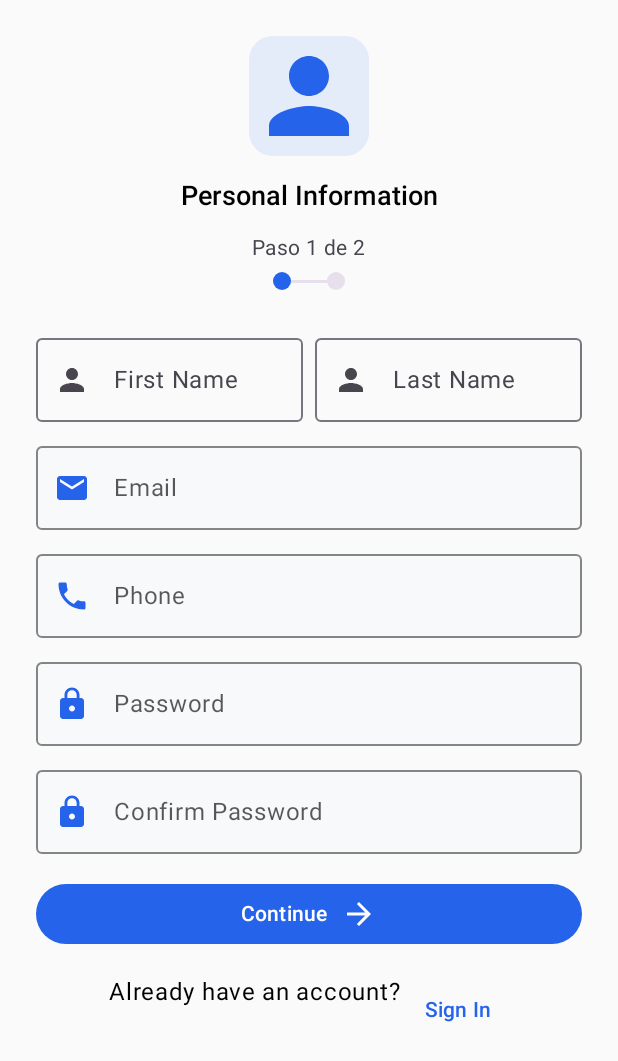
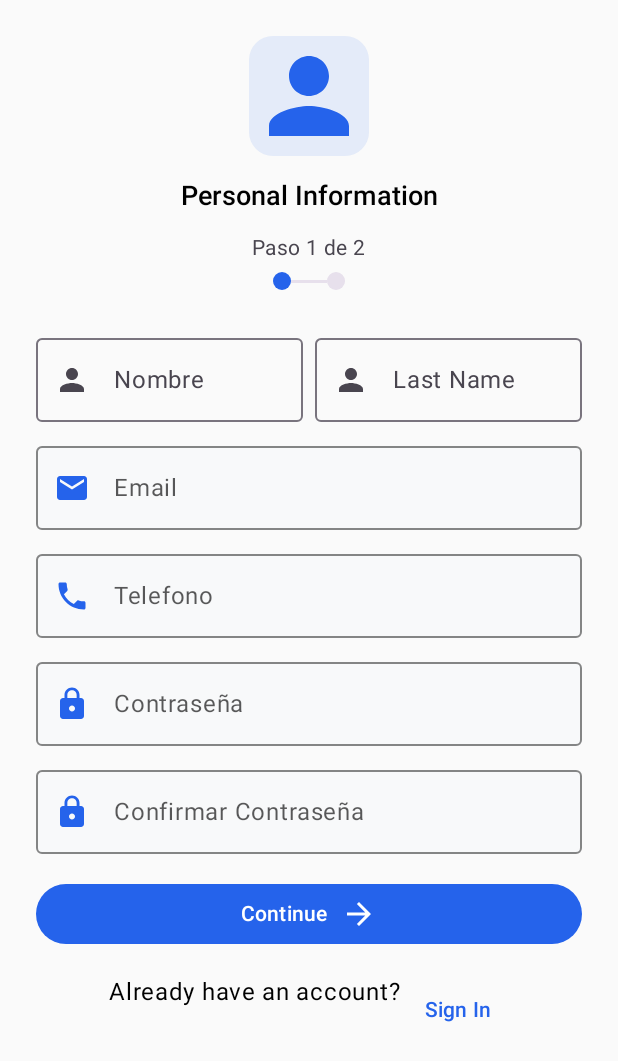
Before and after one commit to palateo8967/iceManagment, an Android app built with Jetpack Compose: the screen it shows after launch (MainActivity), after a tap on "Regístrate aquí", on a phone screen of 412 x 824 dp. Shown: the top 1061 px of the screen. Run offline under Robolectric (Android 15) with nearby library versions, the phone set to English and light mode, and no system bars; our stand-ins replace Dagger/Hilt's generated code, Firebase (no records; nobody signed in at launch, a user with empty details on screens opened directly); libraries missing offline, so code that uses them is left out: androidx.hilt.lifecycle; 2 other taps on this screen came first.

Commit message:
Arreglo de errores

```diff
--- a/app/src/main/java/com/icerojects/icemanagment/domain/model/RegistrationState.kt
+++ b/app/src/main/java/com/icerojects/icemanagment/domain/model/RegistrationState.kt
@@ -4,7 +4,7 @@ package com.icerojects.icemanagment.domain.model
  * Model to handle multi-step registration state
  */
 data class RegistrationState(
-    // Step 1: Personal information
+
     val email: String = "",
     val password: String = "",
     val confirmPassword: String = "",
@@ -12,16 +12,13 @@ data class RegistrationState(
     val lastName: String = "",
     val phone: String = "",
 
-    // Step 2: Ice cream shop information
     val shopName: String = "",
     val street: String = "",
     val streetNumber: String = "",
     val shopType: String = "",
 
-    // Navigation control
     val currentStep: Int = 1,
     val totalSteps: Int = 2,
 
-    // Terms and conditions
     val acceptTerms: Boolean = false
 )
--- a/app/src/main/java/com/icerojects/icemanagment/ui/screens/auth/AuthViewModel.kt
+++ b/app/src/main/java/com/icerojects/icemanagment/ui/screens/auth/AuthViewModel.kt
@@ -68,7 +68,7 @@ class AuthViewModel @Inject constructor(
             val result = authManager.signIn(email.value.trim(), password.value.trim())
             _authUiState.value = when (result){
 
-                is AuthOperationResult.Succes -> AuthUiState.Success(result.user)
+                is AuthOperationResult.Success -> AuthUiState.Success(result.user)
                 is AuthOperationResult.Error -> AuthUiState.Error(result.errorMessage)
 
             }
@@ -85,7 +85,7 @@ class AuthViewModel @Inject constructor(
             val result = authManager.signUp(email.value.trim(), password.value.trim())
             _authUiState.value = when (result){
 
-                is AuthOperationResult.Succes -> AuthUiState.Success(result.user)
+                is AuthOperationResult.Success -> AuthUiState.Success(result.user)
                 is AuthOperationResult.Error -> AuthUiState.Error(result.errorMessage)
 
             }
--- a/app/src/main/java/com/icerojects/icemanagment/ui/screens/sesionScreens/RegistrationSteps.kt
+++ b/app/src/main/java/com/icerojects/icemanagment/ui/screens/sesionScreens/RegistrationSteps.kt
@@ -5,6 +5,7 @@ import androidx.compose.foundation.text.KeyboardOptions
 import androidx.compose.material.icons.Icons
 import androidx.compose.material.icons.filled.*
 import androidx.compose.material3.*
+import androidx.compose.material3.ExperimentalMaterial3Api
 import androidx.compose.runtime.*
 import androidx.compose.ui.Alignment
 import androidx.compose.ui.Modifier
@@ -18,24 +19,28 @@ import com.icerojects.icemanagment.ui.screens.auth.RegisterViewModel
 fun PersonalInformationStep(viewModel: RegisterViewModel) {
     val registrationState = viewModel.registrationState.value
 
-    // Row for First Name and Last Name
+    // Nombre y apellido
     Row(
+
         modifier = Modifier.fillMaxWidth(),
         horizontalArrangement = Arrangement.spacedBy(8.dp)
+
     ) {
-        // First Name
+
         OutlinedTextField(
+
             value = registrationState.firstName,
             onValueChange = { viewModel.updateFirstName(it) },
-            label = { Text("First Name") },
+            label = { Text("Nombre") },
             leadingIcon = { Icon(Icons.Default.Person, contentDescription = null) },
             modifier = Modifier.weight(1f),
             isError = viewModel.firstNameError.value != null,
             singleLine = true
+
         )
 
-        // Last Name
         OutlinedTextField(
+
             value = registrationState.lastName,
             onValueChange = { viewModel.updateLastName(it) },
             label = { Text("Last Name") },
@@ -43,30 +48,42 @@ fun PersonalInformationStep(viewModel: RegisterViewModel) {
             modifier = Modifier.weight(1f),
             isError = viewModel.lastNameError.value != null,
             singleLine = true
+
         )
+
     }
 
-    // Error messages for First Name and Last Name
     Row(
+
         modifier = Modifier.fillMaxWidth(),
         horizontalArrangement = Arrangement.spacedBy(8.dp)
+
     ) {
+
         viewModel.firstNameError.value?.let {
+
             Text(
+
                 text = it,
                 color = MaterialTheme.colorScheme.error,
                 style = MaterialTheme.typography.bodySmall,
                 modifier = Modifier.weight(1f)
+
             )
+
         } ?: Spacer(modifier = Modifier.weight(1f))
 
         viewModel.lastNameError.value?.let {
+
             Text(
+
                 text = it,
                 color = MaterialTheme.colorScheme.error,
                 style = MaterialTheme.typography.bodySmall,
                 modifier = Modifier.weight(1f)
+
             )
+
         } ?: Spacer(modifier = Modifier.weight(1f))
     }
 
@@ -74,109 +91,141 @@ fun PersonalInformationStep(viewModel: RegisterViewModel) {
 
     // Email
     IconTextField(
+
         value = registrationState.email,
         onValueChange = { viewModel.updateEmail(it) },
         label = "Email",
         icon = Icons.Default.Email,
         isError = viewModel.emailError.value != null,
         keyboardOptions = KeyboardOptions(keyboardType = KeyboardType.Email)
+
     )
 
     viewModel.emailError.value?.let {
+
         Text(
             text = it,
             color = MaterialTheme.colorScheme.error,
             style = MaterialTheme.typography.bodySmall
         )
+
     }
 
     Spacer(modifier = Modifier.height(8.dp))
 
-    // Phone
+    // Telefono
     IconTextField(
+
         value = registrationState.phone,
         onValueChange = { viewModel.updatePhone(it) },
-        label = "Phone",
+        label = "Telefono",
         icon = Icons.Default.Phone,
         isError = viewModel.phoneError.value != null,
         keyboardOptions = KeyboardOptions(keyboardType = KeyboardType.Phone)
+
     )
 
     viewModel.phoneError.value?.let {
+
+        Text(
+
+            text = it,
+            color = MaterialTheme.colorScheme.error,
+            style = MaterialTheme.typography.bodySmall
+
+        )
+
+    }
+
+    Spacer(modifier = Modifier.height(8.dp))
+
+    // Contraseña
+    IconTextField(
+
+        value = registrationState.password,
+        onValueChange = { viewModel.updatePassword(it) },
+        label = "Contraseña",
+        icon = Icons.Default.Lock,
+        isError = viewModel.passwordError.value != null,
+        visualTransformation = PasswordVisualTransformation()
+
+    )
+
+    viewModel.passwordError.value?.let {
+
+        Text(
+
+            text = it,
+            color = MaterialTheme.colorScheme.error,
+            style = MaterialTheme.typography.bodySmall
+
+        )
+
+    }
+
+    Spacer(modifier = Modifier.height(8.dp))
+
+    // Confirmar
+    IconTextField(
+
+        value = registrationState.confirmPassword,
+        onValueChange = { viewModel.updateConfirmPassword(it) },
+        label = "Confirmar Contraseña",
+        icon = Icons.Default.Lock,
+        isError = viewModel.confirmPasswordError.value != null,
+        visualTransformation = PasswordVisualTransformation()
+
+    )
+
+    viewModel.confirmPasswordError.value?.let {
+
+        Text(
+
+            text = it,
+            color = MaterialTheme.colorScheme.error,
+            style = MaterialTheme.typography.bodySmall
+
+        )
+
+    }
+
+}
+
+@OptIn(ExperimentalMaterial3Api::class)
+
+@Composable
+fun IceCreamShopInformationStep(viewModel: RegisterViewModel) {
+
+    val registrationState = viewModel.registrationState.value
+
+    // Nombre
+    IconTextField(
+
+        value = registrationState.shopName,
+        onValueChange = { viewModel.updateShopName(it) },
+        label = "Nombre de tu Heladera",
+        icon = Icons.Default.Home,
+        isError = viewModel.shopNameError.value != null
+
+    )
+
+    viewModel.shopNameError.value?.let {
+
         Text(
             text = it,
             color = MaterialTheme.colorScheme.error,
             style = MaterialTheme.typography.bodySmall
         )
+
     }
 
     Spacer(modifier = Modifier.height(8.dp))
 
-    // Password
-    IconTextField(
-        value = registrationState.password,
-        onValueChange = { viewModel.updatePassword(it) },
-        label = "Password",
-        icon = Icons.Default.Lock,
-        isError = viewModel.passwordError.value != null,
-        visualTransformation = PasswordVisualTransformation()
-    )
+    // Direccion
+     Column(modifier = Modifier.fillMaxWidth()) {
 
-    viewModel.passwordError.value?.let {
          Text(
-            text = it,
-            color = MaterialTheme.colorScheme.error,
-            style = MaterialTheme.typography.bodySmall
-        )
-    }
-
-    Spacer(modifier = Modifier.height(8.dp))
-
-    // Confirm password
-    IconTextField(
-        value = registrationState.confirmPassword,
-        onValueChange = { viewModel.updateConfirmPassword(it) },
-        label = "Confirm Password",
-        icon = Icons.Default.Lock,
-        isError = viewModel.confirmPasswordError.value != null,
-        visualTransformation = PasswordVisualTransformation()
-    )
-
-    viewModel.confirmPasswordError.value?.let {
-        Text(
-            text = it,
-            color = MaterialTheme.colorScheme.error,
-            style = MaterialTheme.typography.bodySmall
-        )
-    }
-}
-
-@Composable
-fun IceCreamShopInformationStep(viewModel: RegisterViewModel) {
-    val registrationState = viewModel.registrationState.value
-
-    // Shop name
-    IconTextField(
-        value = registrationState.shopName,
-        onValueChange = { viewModel.updateShopName(it) },
-        label = "Ice Cream Shop Name",
-        icon = Icons.Default.Store,
-        isError = viewModel.shopNameError.value != null
-    )
-
-    viewModel.shopNameError.value?.let {
-        Text(
-            text = it,
-            color = MaterialTheme.colorScheme.error,
-            style = MaterialTheme.typography.bodySmall
-        )
-    }
-
-    Spacer(modifier = Modifier.height(8.dp))
-
-    // Address: Street and Number
-    Text(
-        text = "Address",
+             text = "Direccion",
              style = MaterialTheme.typography.bodyMedium,
              modifier = Modifier.align(Alignment.Start)
          )
@@ -184,75 +233,99 @@ fun IceCreamShopInformationStep(viewModel: RegisterViewModel) {
          Spacer(modifier = Modifier.height(4.dp))
 
          Row(
+
               modifier = Modifier.fillMaxWidth(),
               horizontalArrangement = Arrangement.spacedBy(8.dp)
+
           ) {
-        // Street
+              // Calle
               OutlinedTextField(
+
                   value = registrationState.street,
                   onValueChange = { viewModel.updateStreet(it) },
-            label = { Text("Street") },
+                  label = { Text("Calle") },
                   leadingIcon = { Icon(Icons.Default.LocationOn, contentDescription = null) },
                   modifier = Modifier.weight(2f),
                   isError = viewModel.streetError.value != null,
                   singleLine = true
+
               )
 
-        // Street Number
+              // Altura
               OutlinedTextField(
+
                   value = registrationState.streetNumber,
                   onValueChange = { viewModel.updateStreetNumber(it) },
-            label = { Text("Number") },
+                  label = { Text("Altura") },
                   modifier = Modifier.weight(1f),
                   isError = viewModel.streetNumberError.value != null,
                   keyboardOptions = KeyboardOptions(keyboardType = KeyboardType.Number),
                   singleLine = true
+
               )
+
           }
 
-    // Error messages for Street and Street Number
+          // Error
           Row(
+
               modifier = Modifier.fillMaxWidth(),
               horizontalArrangement = Arrangement.spacedBy(8.dp)
+
           ) {
+
               viewModel.streetError.value?.let {
+
                   Text(
                       text = it,
                       color = MaterialTheme.colorScheme.error,
                       style = MaterialTheme.typography.bodySmall,
                       modifier = Modifier.weight(2f)
                   )
+
               } ?: Spacer(modifier = Modifier.weight(2f))
 
               viewModel.streetNumberError.value?.let {
+
                   Text(
                       text = it,
                       color = MaterialTheme.colorScheme.error,
                       style = MaterialTheme.typography.bodySmall,
                       modifier = Modifier.weight(1f)
                   )
+
               } ?: Spacer(modifier = Modifier.weight(1f))
+
           }
 
           Spacer(modifier = Modifier.height(16.dp))
 
-    // Shop type
+      }
+
+    // Tipo de heladeria
+    Column(modifier = Modifier.fillMaxWidth()) {
+
         Text(
-        text = "Shop Type",
+            text = "Tipo de heladeria",
             style = MaterialTheme.typography.bodyMedium,
             modifier = Modifier.align(Alignment.Start)
         )
 
         Spacer(modifier = Modifier.height(4.dp))
 
+    }
+
     var expanded by remember { mutableStateOf(false) }
 
     ExposedDropdownMenuBox(
+
         expanded = expanded,
         onExpandedChange = { expanded = !expanded },
         modifier = Modifier.fillMaxWidth()
+
     ) {
         OutlinedTextField(
+
             value = registrationState.shopType,
             onValueChange = { },
             readOnly = true,
@@ -262,13 +335,16 @@ fun IceCreamShopInformationStep(viewModel: RegisterViewModel) {
                 .fillMaxWidth(),
             label = { Text("Select type") },
             isError = viewModel.shopTypeError.value != null
+
         )
 
         ExposedDropdownMenu(
+
             expanded = expanded,
             onDismissRequest = { expanded = false }
+
         ) {
-            listOf("Artisanal", "Industrial", "Mixed").forEach { type ->
+            listOf("Artesanal", "Industrial", "Mixto").forEach { type ->
                 DropdownMenuItem(
                     text = { Text(type) },
                     onClick = {
@@ -281,27 +357,30 @@ fun IceCreamShopInformationStep(viewModel: RegisterViewModel) {
     }
 
     viewModel.shopTypeError.value?.let {
+
         Text(
             text = it,
             color = MaterialTheme.colorScheme.error,
             style = MaterialTheme.typography.bodySmall
         )
+
     }
 
     Spacer(modifier = Modifier.height(16.dp))
 
-    // Terms and conditions
+    // Terminos
     Row(
         verticalAlignment = Alignment.CenterVertically,
         modifier = Modifier.fillMaxWidth()
     ) {
+
         Checkbox(
             checked = registrationState.acceptTerms,
             onCheckedChange = { viewModel.updateAcceptTerms(it) }
         )
 
         Text(
-            text = "I accept the terms and conditions and privacy policy",
+            text = "Acepto los términos y condiciones y la política de privacidad",
             style = MaterialTheme.typography.bodySmall
         )
     }
--- a/app/src/main/java/com/icerojects/icemanagment/ui/screens/sesionScreens/newAccountScreen.kt
+++ b/app/src/main/java/com/icerojects/icemanagment/ui/screens/sesionScreens/newAccountScreen.kt
@@ -31,7 +31,6 @@ fun NewAccount(
     val registrationState = viewModel.registrationState.value
     val uiState = viewModel.uiState.value
 
-    // Observe UI state changes
     LaunchedEffect(uiState) {
         if (uiState is RegistrationUiState.Success) {
             navController.navigate("homeScreen") {
@@ -40,7 +39,6 @@ fun NewAccount(
         }
     }
 
-    // Main container
     Column(
         modifier = Modifier
             .fillMaxSize()
@@ -48,14 +46,14 @@ fun NewAccount(
             .verticalScroll(rememberScrollState()),
         horizontalAlignment = Alignment.CenterHorizontally
     ) {
-        // Header with icon and title
+
         Surface(
             modifier = Modifier.size(80.dp),
             shape = MaterialTheme.shapes.extraLarge,
             color = MaterialTheme.colorScheme.primary.copy(alpha = 0.1f)
         ) {
             Icon(
-                imageVector = if (registrationState.currentStep == 1) Icons.Default.Person else Icons.Default.Store,
+                imageVector = if (registrationState.currentStep == 1) Icons.Default.Person else Icons.Default.Lock,
                 contentDescription = "Registration icon",
                 tint = MaterialTheme.colorScheme.primary,
                 modifier = Modifier.size(40.dp)
@@ -64,13 +62,11 @@ fun NewAccount(
 
         Spacer(modifier = Modifier.height(16.dp))
 
-        // Title based on current step
         Text(
             text = if (registrationState.currentStep == 1) "Personal Information" else "Ice Cream Shop Information",
             style = MaterialTheme.typography.headlineSmall
         )
 
-        // Step indicator
         StepIndicator(
             currentStep = registrationState.currentStep,
             totalSteps = registrationState.totalSteps,
@@ -79,7 +75,6 @@ fun NewAccount(
 
         Spacer(modifier = Modifier.height(8.dp))
 
-        // Content based on current step
         when (registrationState.currentStep) {
             1 -> PersonalInformationStep(viewModel)
             2 -> IceCreamShopInformationStep(viewModel)
@@ -87,12 +82,11 @@ fun NewAccount(
 
         Spacer(modifier = Modifier.height(16.dp))
 
-        // Navigation buttons
         Row(
             modifier = Modifier.fillMaxWidth(),
             horizontalArrangement = Arrangement.SpaceBetween
         ) {
-            // Back button (only visible in step 2)
+
             if (registrationState.currentStep > 1) {
                 OutlinedButton(
                     onClick = { viewModel.goToPreviousStep() },
@@ -108,7 +102,6 @@ fun NewAccount(
                 Spacer(modifier = Modifier.width(16.dp))
             }
 
-            // Continue/Create Account button
             Button(
                 onClick = {
                     if (registrationState.currentStep == 1) {
@@ -134,7 +127,6 @@ fun NewAccount(
             }
         }
 
-        // Show general error
         if (uiState is RegistrationUiState.Error) {
             Spacer(modifier = Modifier.height(16.dp))
             Text(
@@ -146,7 +138,6 @@ fun NewAccount(
             )
         }
 
-        // Show loading
         if (uiState is RegistrationUiState.Loading) {
             Spacer(modifier = Modifier.height(16.dp))
             CircularProgressIndicator()
@@ -154,7 +145,6 @@ fun NewAccount(
 
         Spacer(modifier = Modifier.height(16.dp))
 
-        // Link to login
         Row(
             horizontalArrangement = Arrangement.Center,
             modifier = Modifier.fillMaxWidth()
```
Lines whose indentation alone changed are shown as unchanged.
